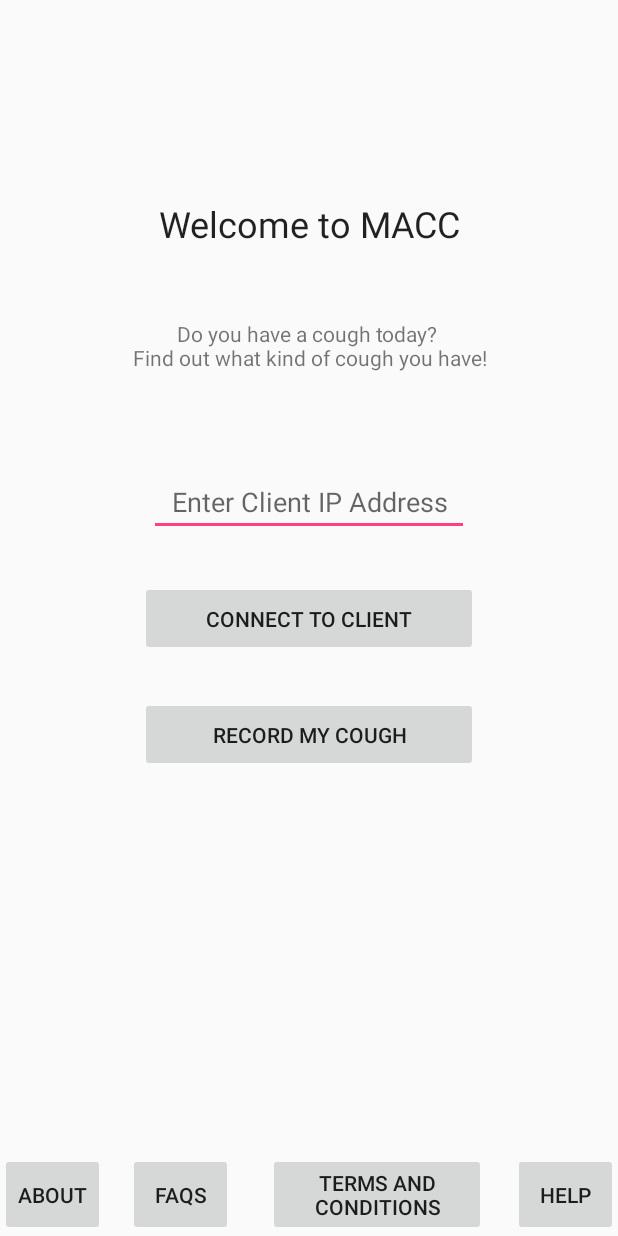
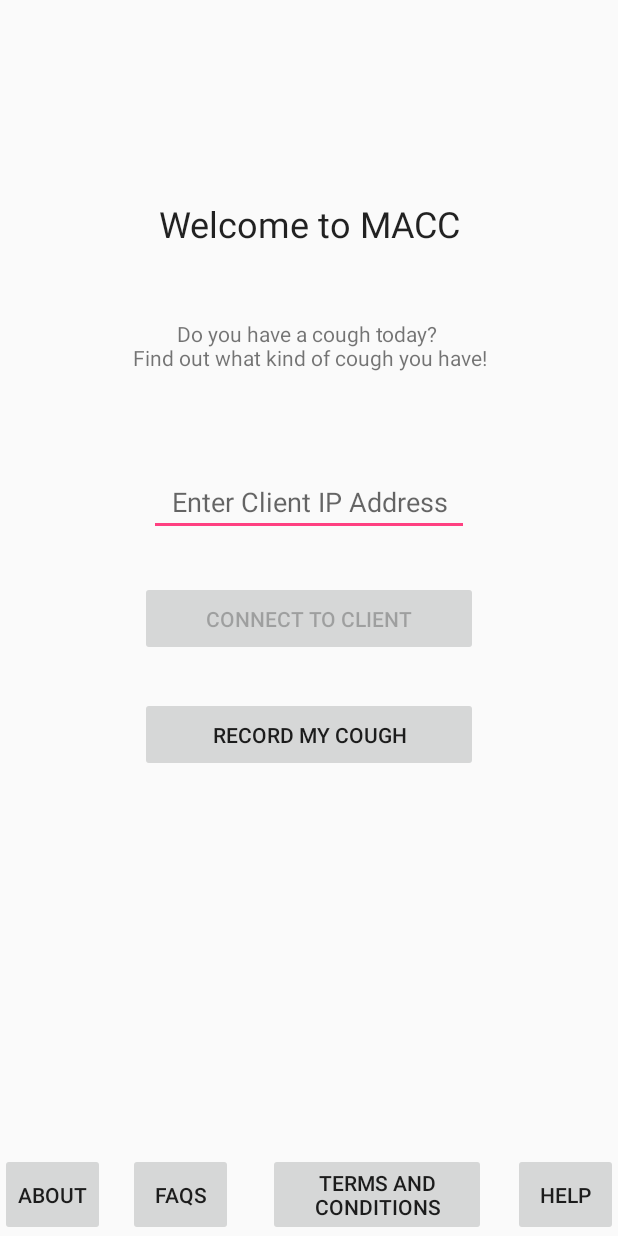
Before and after one commit to jonnn333/SeniorDesign24, an Android app: the screen it shows after launch (MainActivity), on a phone screen of 412 x 824 dp. Run offline under Robolectric (Android 15) with nearby library versions, the phone set to English and light mode, and no system bars; 1 statement that could not run was skipped.

Commit message:
moving code around
nothing new

```diff
--- a/PSMA/app/src/main/java/capstones17_24/psma/MainActivity.java
+++ b/PSMA/app/src/main/java/capstones17_24/psma/MainActivity.java
@@ -57,11 +57,10 @@ public class MainActivity extends AppCompatActivity implements View.OnClickListe
 
 
      /*
-    TODO: 4/3/17, 4:37pm EDT || 4/10/17, 4pm EDT || 4/16/17, 8:27pm EDT
-    TODO: 4/17/17, 12:13pm EDT
+    TODO: 4/3/17, 4:37pm EDT || 4/10/17, 4pm EDT || 4/16/17, 8:27pm EDT || 4/17/17, 12:13pm EDT
+    TODO: 4/23/17, 6:41pm EDT
     TODO: Tackling addl todo's in this list as well as in Meeting Minutes 4/10/17
-        - MOTHER-FATHER FIX THE CONNECTION ERROR (4/17/17)
-        - refine layout/aesthetics and such
+        - debug encoding error with array of bytes (pcm should be unchanged and independent from this)
         - tweak Connection code to check BOTH receiving and sending (Dan Request: send as array/matrix)
         - debug and refine (Loop-de-loop)
 
@@ -72,8 +71,10 @@ public class MainActivity extends AppCompatActivity implements View.OnClickListe
         (done) add activity screen to record the voice (changing to fragment, IF time permits)
         (done) app permissions, re-check (NOTE: enable permissions on phone as well)
         (done) add voice recording capabilities
-        (done) save as sound file (.pcm)
+        (done) save as sound file (.pcm) [but not being used :( ]
         (done) add persistence principles (onPause, onExit, onResume, etc. to sharedPrefs)
+        (done) Fix connection error (4/17/2017)
+        (done) refine layout/aesthetics and such
 
     */
 
@@ -82,6 +83,8 @@ public class MainActivity extends AppCompatActivity implements View.OnClickListe
 
     private EditText clientIP_editText;
     public static String IP_Address;
+
+    public static String StringOfBytes = null;
 
     // we always need this to start the app given the fact that it is an activity screen
     @Override
@@ -97,14 +100,14 @@ public class MainActivity extends AppCompatActivity implements View.OnClickListe
         //tv.setText(stringFromJNI());
 
         // editText field for entering IP Address
-        //clientIP_editText = (EditText) findViewById(R.id.editTextIP);
+        clientIP_editText = (EditText) findViewById(R.id.editTextIP);
         //set listeners
-        //clientIP_editText.addTextChangedListener(textWatcher);
+        clientIP_editText.addTextChangedListener(textWatcher);
         // run once to disable if empty
         checkFieldsForEmptyValues();
 
-        //Button clickButton = (Button) findViewById(R.id.LoginButton);
-        //clickButton.setOnClickListener(this);
+        Button LoginButton = (Button) findViewById(R.id.LoginButton);
+        LoginButton.setOnClickListener(this);
         Button clickAbout = (Button) findViewById(R.id.AboutClick);
         clickAbout.setOnClickListener(this);
         Button clickFAQs = (Button) findViewById(R.id.FAQS_Click);
@@ -135,23 +138,23 @@ public class MainActivity extends AppCompatActivity implements View.OnClickListe
     //----------------------------------------------------------------------------------------
     public void onClick(View v) {
         switch (v.getId()) {
-            /*case R.id.LoginButton: {
+            case R.id.LoginButton: {
                 Connection mainFunction = new Connection();
-                *//*try {
+                /*try {
                     mainFunction.execute();
                 } catch (IOException e) {
                     e.printStackTrace();
-                }*//*
+                }*/
                 Toast.makeText(this, "Attempting to connect...", Toast.LENGTH_SHORT).show();
                 //Toast.makeText(this, "Recording Cough", Toast.LENGTH_SHORT).show();
                 //myAudioRecorder.start();
-                Toast.makeText(this, "The byte array is: "+ByteVersionOfSound, Toast.LENGTH_LONG).show();
+                Toast.makeText(this, "The byte array is: "+ByteVersionOfSound, Toast.LENGTH_SHORT).show();
                 //find_my_byte();
 
                 mainFunction.execute();
 
                 break;
-            }*/
+            }
             case R.id.AboutClick: {
                 // go to About Us activity
                 Toast.makeText(this, "You clicked the 'About Us' button", Toast.LENGTH_SHORT).show();
@@ -164,7 +167,7 @@ public class MainActivity extends AppCompatActivity implements View.OnClickListe
             }
             case R.id.TermsClick: {
                 // go to Terms and Conditions page
-                Toast.makeText(this, "You clicked the 'Terms and Conditions' button", Toast.LENGTH_SHORT).show();
+                Toast.makeText(this, "You clicked the T's & C's button", Toast.LENGTH_SHORT).show();
                 break;
             }
             case R.id.HelpClick: {
@@ -217,20 +220,20 @@ public class MainActivity extends AppCompatActivity implements View.OnClickListe
         }
     };
 
-    private  void checkFieldsForEmptyValues(){
-        //Button b = (Button) findViewById(R.id.LoginButton);
+    private void checkFieldsForEmptyValues(){
+        Button b = (Button) findViewById(R.id.LoginButton);
 
-        //IP_Address =  clientIP_editText.getText().toString();
+        IP_Address =  clientIP_editText.getText().toString();
         //clientIP_editText.setText("");
-/*
+
         if(IP_Address.equals(""))
         {
-            //b.setEnabled(false);
+            b.setEnabled(false);
         }
 
         else if(!IP_Address.equals("")){
-            //b.setEnabled(true);
-        }*/
+            b.setEnabled(true);
+        }
     }
 
     /*
@@ -245,31 +248,15 @@ public class MainActivity extends AppCompatActivity implements View.OnClickListe
         SharedPreferences sPrefs = getSharedPreferences("ByteData", MODE_PRIVATE);
         String str = sPrefs.getString("arrayOfBytes", null);
         if (str != null) {
-            ByteVersionOfSound = str.getBytes(StandardCharsets.UTF_16);
+            ByteVersionOfSound = str.getBytes(StandardCharsets.UTF_8);
+            StringOfBytes = str;
 
             Toast.makeText(this, "First Byte is: "+ByteVersionOfSound[0], Toast.LENGTH_SHORT).show();
             Toast.makeText(this, "Second Byte is: "+ByteVersionOfSound[1], Toast.LENGTH_SHORT).show();
             Toast.makeText(this, "Third Byte is: "+ByteVersionOfSound[2], Toast.LENGTH_SHORT).show();
             Toast.makeText(this, "Twentieth Byte is: "+ByteVersionOfSound[19], Toast.LENGTH_SHORT).show();
-            Toast.makeText(this, "Size of Byte Array to send: "+ByteVersionOfSound.length, Toast.LENGTH_SHORT).show();
+            //Toast.makeText(this, "Size of Byte Array to send: "+ByteVersionOfSound.length, Toast.LENGTH_SHORT).show();
         }
-
-       // if (ByteVersionOfSound != null) {
-
-            //Toast.makeText(this, "SharedPrefs is accessed!", Toast.LENGTH_SHORT).show();
-            //String[] split = stringArray.substring(0, stringArray.length()-1).split(", ");
-            //ByteVersionOfSound = new byte[split.length];
-            //for (int i = 0; i < split.length; i++) {
-                // as long as the element we iterate over isn't just a blank space (T-Swizzle)
-                // NOTE: need this because combining multiple byte arrays and need to remove [] when
-                // putting them together
-             //   if (!split[i].equals(" ")) {
-             //       ByteVersionOfSound[i] = Byte.parseByte(split[i]);
-             //   }
-            //}
-
-
-       // }
 
     }
     @Override
@@ -289,6 +276,7 @@ public class MainActivity extends AppCompatActivity implements View.OnClickListe
     protected void onDestroy(){
         super.onDestroy();
         // do stuff here
+        Toast.makeText(this, "Bruh, why you leavin'?!", Toast.LENGTH_SHORT).show();
     }
 
 
```
